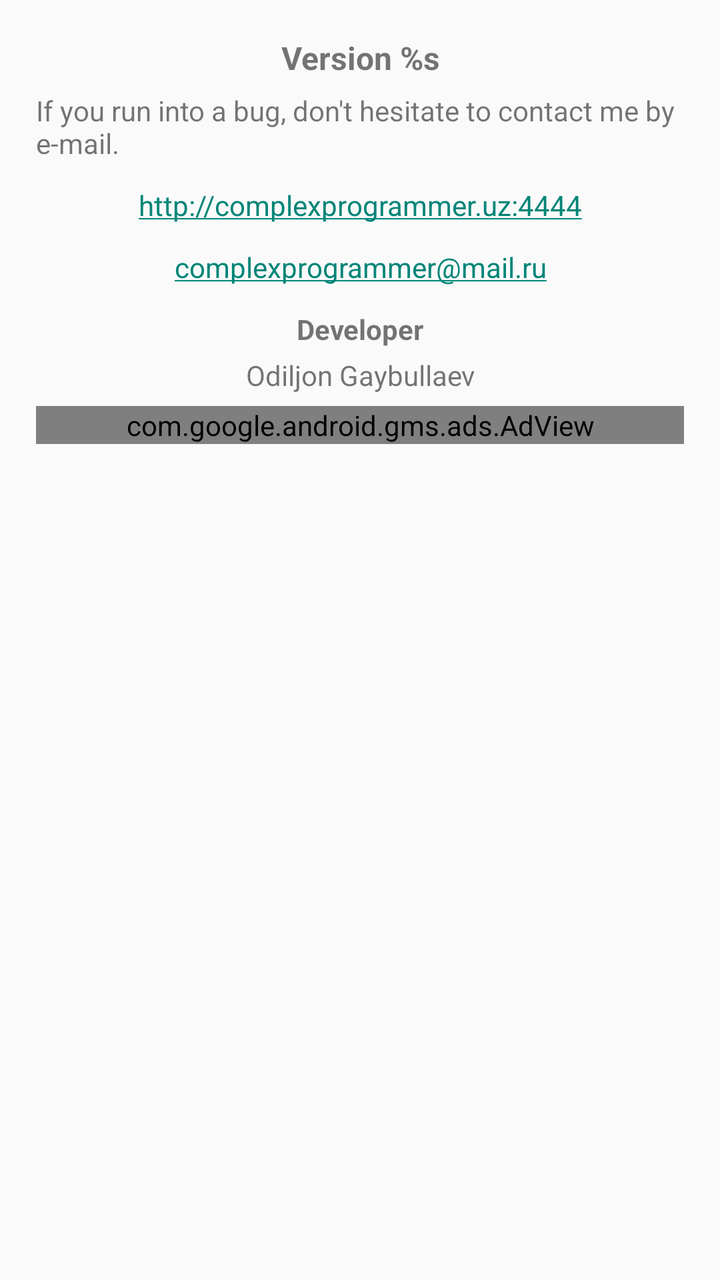
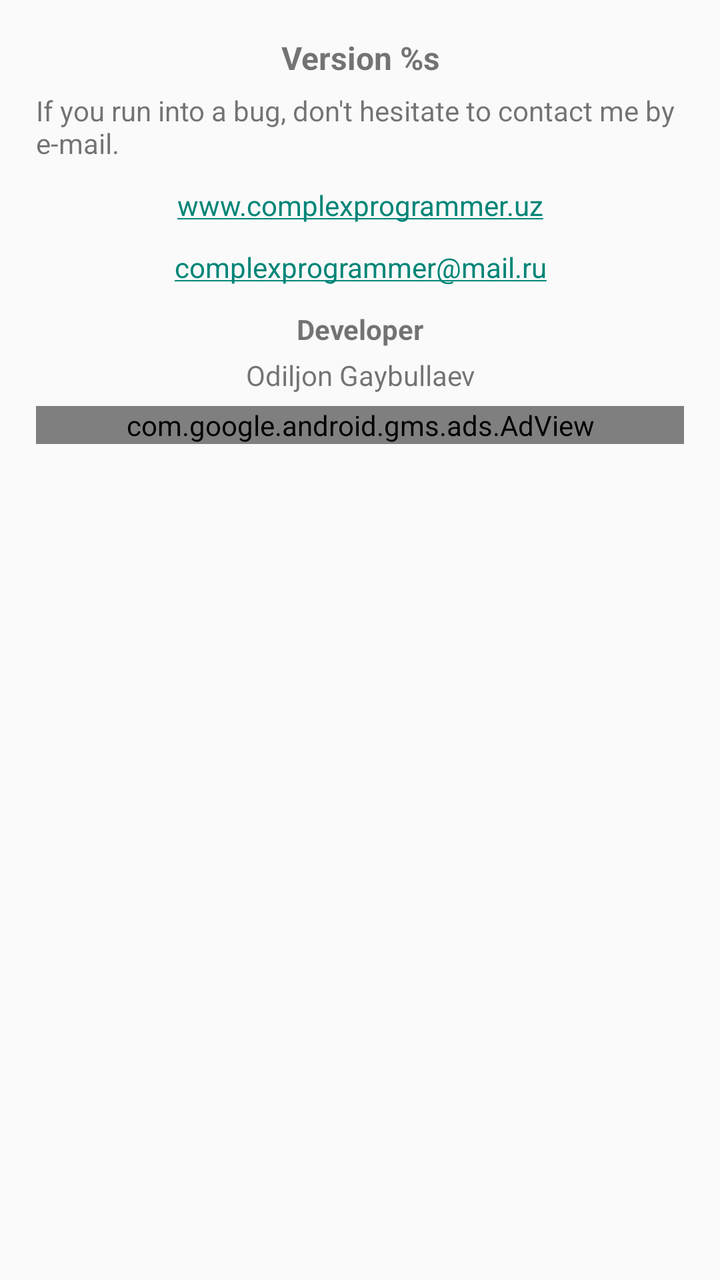

Compare the two renders of this Android layout. The source of the first and the diff that turns it into the second are given below.
<!-- AndroidManifest.xml: application theme Theme.AppCompat.Light.DarkActionBar -->
<!-- res/layout/about.xml -->
<?xml version="1.0" encoding="utf-8"?>
<ScrollView xmlns:android="http://schemas.android.com/apk/res/android"
    android:id="@+id/scrollView"
    android:layout_width="fill_parent"
    android:layout_height="fill_parent"
    android:orientation="vertical">

    <LinearLayout
        android:layout_width="fill_parent"
        android:layout_height="wrap_content"
        android:orientation="vertical"
        android:padding="18dp">

        <TextView
            android:id="@+id/version_label"
            android:layout_width="fill_parent"
            android:layout_height="wrap_content"
            android:gravity="center_horizontal"
            android:text="@string/version"
            android:textSize="16sp"
            android:textStyle="bold" />

        <TextView
            android:layout_width="fill_parent"
            android:layout_height="wrap_content"
            android:layout_marginTop="6dp"
            android:layout_marginBottom="6dp"
            android:autoLink="all"
            android:gravity="fill_horizontal"
            android:text="@string/send_me_bugs" />

        <TextView
            android:layout_width="fill_parent"
            android:layout_height="wrap_content"
            android:layout_marginTop="6dp"
            android:layout_marginBottom="6dp"
            android:autoLink="all"
            android:gravity="center_horizontal"
            android:text="@string/site_url" />

        <TextView
            android:layout_width="fill_parent"
            android:layout_height="wrap_content"
            android:layout_marginTop="6dp"
            android:layout_marginBottom="6dp"
            android:autoLink="all"
            android:gravity="center_horizontal"
            android:text="@string/email" />

        <TextView
            android:layout_width="fill_parent"
            android:layout_height="wrap_content"
            android:layout_marginTop="6dp"
            android:layout_marginBottom="2dp"
            android:autoLink="all"
            android:gravity="center_horizontal"
            android:text="@string/developer_label"
            android:textStyle="bold" />

        <TextView
            android:layout_width="fill_parent"
            android:layout_height="wrap_content"
            android:layout_marginTop="2dp"
            android:layout_marginBottom="6dp"
            android:autoLink="all"
            android:gravity="center_horizontal"
            android:text="@string/developer" />
        <com.google.android.gms.ads.AdView
            xmlns:ads="http://schemas.android.com/apk/res-auto"
            android:id="@+id/adView"
            android:layout_width="fill_parent"
            android:layout_height="wrap_content"
            ads:adSize="BANNER"
            android:gravity="center_horizontal"
            ads:adUnitId="ca-app-pub-7773722896374259/4466729249">
        </com.google.android.gms.ads.AdView>
    </LinearLayout>

</ScrollView>
<!-- resources referenced by this layout -->
<resources>
  <string name="developer">Odiljon Gaybullaev</string>
  <string name="developer_label">Developer</string>
  <string name="email">complexprogrammer@mail.ru</string>
  <string name="send_me_bugs">If you run into a bug, don\'t hesitate to contact me by e-mail.</string>
  <string name="site_url">http://complexprogrammer.uz:4444</string>
  <string name="version">Version %s</string>
</resources>

<!-- the commit's change to res/layout/about.xml (unified diff, before → after) -->
@@ -70,9 +70,9 @@
             android:id="@+id/adView"
             android:layout_width="fill_parent"
             android:layout_height="wrap_content"
-            ads:adSize="BANNER"
+            ads:adSize="SMART_BANNER"
             android:gravity="center_horizontal"
-            ads:adUnitId="ca-app-pub-7773722896374259/4466729249">
+            ads:adUnitId="ca-app-pub-7773722896374259/8849931038">
         </com.google.android.gms.ads.AdView>
     </LinearLayout>
 
<!-- resource entries referenced after the edit -->
@@ -4,7 +4,7 @@
   <string name="developer_label">Developer</string>
   <string name="email">complexprogrammer@mail.ru</string>
   <string name="send_me_bugs">If you run into a bug, don\'t hesitate to contact me by e-mail.</string>
-  <string name="site_url">http://complexprogrammer.uz:4444</string>
+  <string name="site_url">www.complexprogrammer.uz</string>
   <string name="version">Version %s</string>
 </resources>
 
